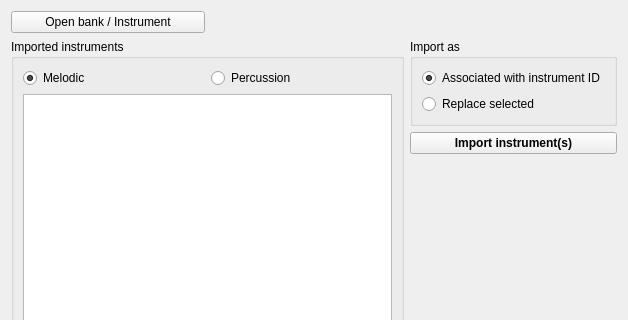
First picture: the form in src/importer.ui, repository Wohlstand/OPL3BankEditor, before the edit; both pictures show x 0 to 628 and y 0 to 320 of the 628 by 520 pixel window.
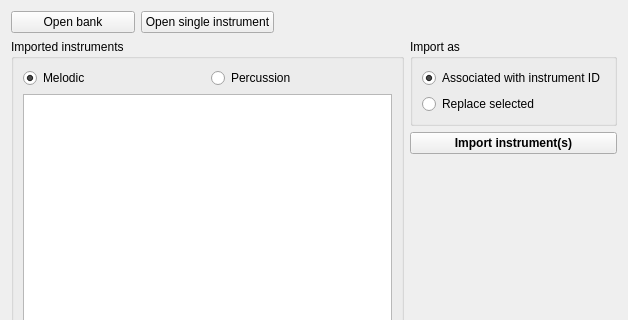
Second picture: the form after the edit. Custom widgets are drawn as their Qt base class.

Commit message: Experimental ability to import a single-instrument files (classic SBI files) TODO: add ability to export single instrument

Diff of the .ui file:
```diff
--- a/src/importer.ui
+++ b/src/importer.ui
@@ -17,7 +17,7 @@
    <string>Instrument importer</string>
   </property>
   <layout class="QGridLayout" name="gridLayout_3">
-   <item row="5" column="0" colspan="3">
+   <item row="5" column="0" colspan="4">
     <widget class="Piano" name="piano">
      <property name="minimumSize">
       <size>
@@ -39,7 +39,7 @@
      </property>
     </widget>
    </item>
-   <item row="1" column="0" rowspan="4" colspan="2">
+   <item row="1" column="0" rowspan="4" colspan="3">
     <widget class="QGroupBox" name="insBox">
      <property name="title">
       <string>Imported instruments</string>
@@ -82,7 +82,7 @@
      </layout>
     </widget>
    </item>
-   <item row="1" column="2">
+   <item row="1" column="3">
     <widget class="QGroupBox" name="groupBox_2">
      <property name="title">
       <string>Import as</string>
@@ -114,7 +114,7 @@
      </layout>
     </widget>
    </item>
-   <item row="3" column="2">
+   <item row="3" column="3">
     <spacer name="verticalSpacer">
      <property name="orientation">
       <enum>Qt::Vertical</enum>
@@ -127,7 +127,7 @@
      </property>
     </spacer>
    </item>
-   <item row="4" column="2">
+   <item row="4" column="3">
     <widget class="QPushButton" name="testNote">
      <property name="text">
       <string>Test Note</string>
@@ -137,18 +137,18 @@
    <item row="0" column="0">
     <widget class="QPushButton" name="openBank">
      <property name="text">
-      <string>Open bank / Instrument</string>
+      <string>Open bank</string>
      </property>
     </widget>
    </item>
-   <item row="0" column="1" colspan="2">
+   <item row="0" column="2" colspan="2">
     <widget class="QLabel" name="openedBank">
      <property name="text">
       <string>&lt;No opened files&gt;</string>
      </property>
     </widget>
    </item>
-   <item row="2" column="2">
+   <item row="2" column="3">
     <widget class="QPushButton" name="doImport">
      <property name="font">
       <font>
@@ -161,6 +161,13 @@
      </property>
     </widget>
    </item>
+   <item row="0" column="1">
+    <widget class="QPushButton" name="openInst">
+     <property name="text">
+      <string>Open single instrument</string>
+     </property>
+    </widget>
+   </item>
   </layout>
  </widget>
  <customwidgets>
```
The commit also changes 8 other files.
